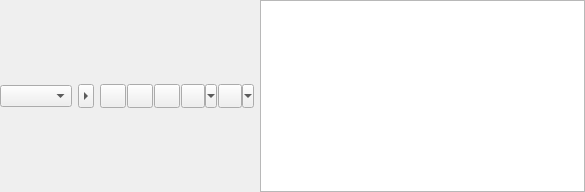
quassel/quassel, file src/qtui/ui/inputwidget.ui: the form before one commit.
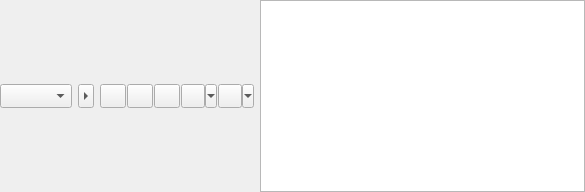
The form after the commit. Custom widgets are drawn as their Qt base class.

Commit message: better height for nick combobox and style button

```diff
--- a/src/qtui/ui/inputwidget.ui
+++ b/src/qtui/ui/inputwidget.ui
@@ -34,6 +34,18 @@
    </property>
    <item>
     <widget class="QComboBox" name="ownNick">
+     <property name="sizePolicy">
+      <sizepolicy hsizetype="Preferred" vsizetype="Fixed">
+       <horstretch>0</horstretch>
+       <verstretch>24</verstretch>
+      </sizepolicy>
+     </property>
+     <property name="minimumSize">
+      <size>
+       <width>0</width>
+       <height>24</height>
+      </size>
+     </property>
      <property name="frame">
       <bool>true</bool>
      </property>
```
Left out of the diff: 6 changed lines with no effect on the pictures.
